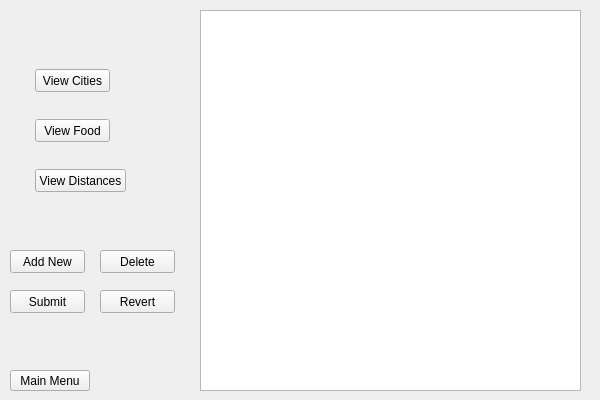
AaronGeesink/CS1D-European-Vacation-Project, file European-Vacation-Program/editwindow.ui: the form before one commit.
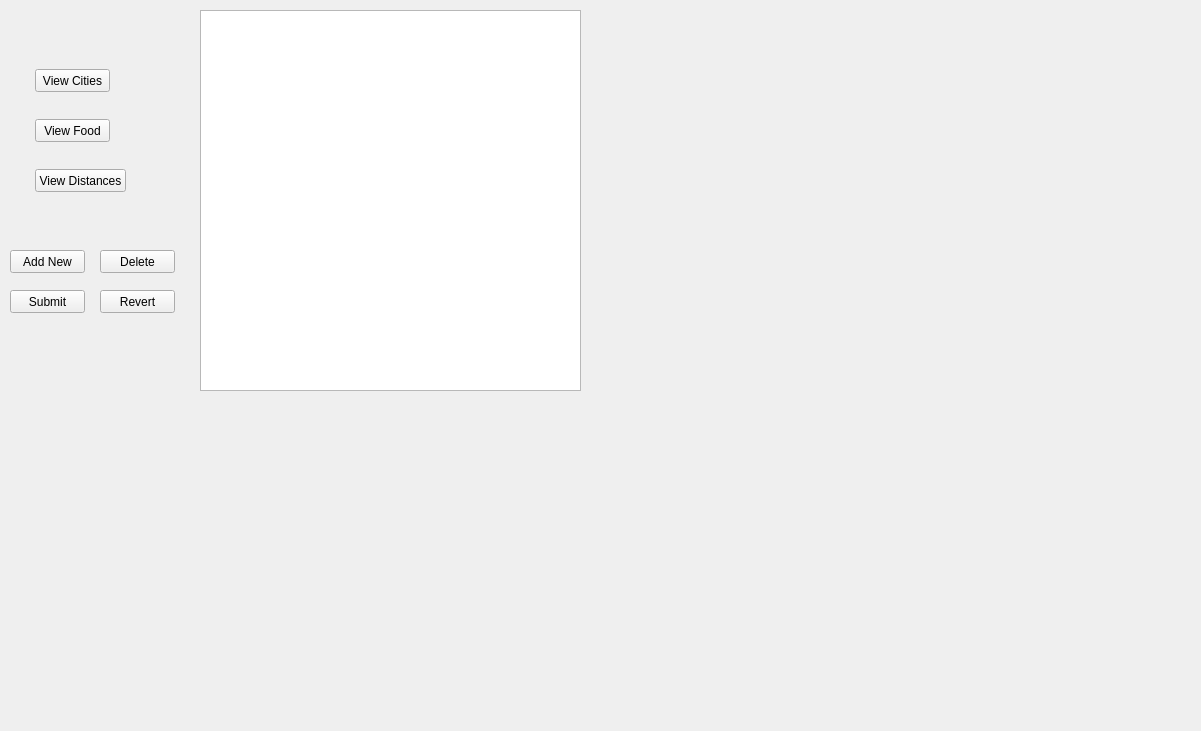
The form after the commit.

```diff
--- a/European-Vacation-Program/editwindow.ui
+++ b/European-Vacation-Program/editwindow.ui
@@ -6,26 +6,13 @@
    <rect>
     <x>0</x>
     <y>0</y>
-    <width>600</width>
-    <height>400</height>
+    <width>1201</width>
+    <height>731</height>
    </rect>
   </property>
   <property name="windowTitle">
    <string>Form</string>
   </property>
-  <widget class="QPushButton" name="moveToMain">
-   <property name="geometry">
-    <rect>
-     <x>10</x>
-     <y>370</y>
-     <width>80</width>
-     <height>21</height>
-    </rect>
-   </property>
-   <property name="text">
-    <string>Main Menu</string>
-   </property>
-  </widget>
   <widget class="QPushButton" name="loadFood">
    <property name="geometry">
     <rect>
```
